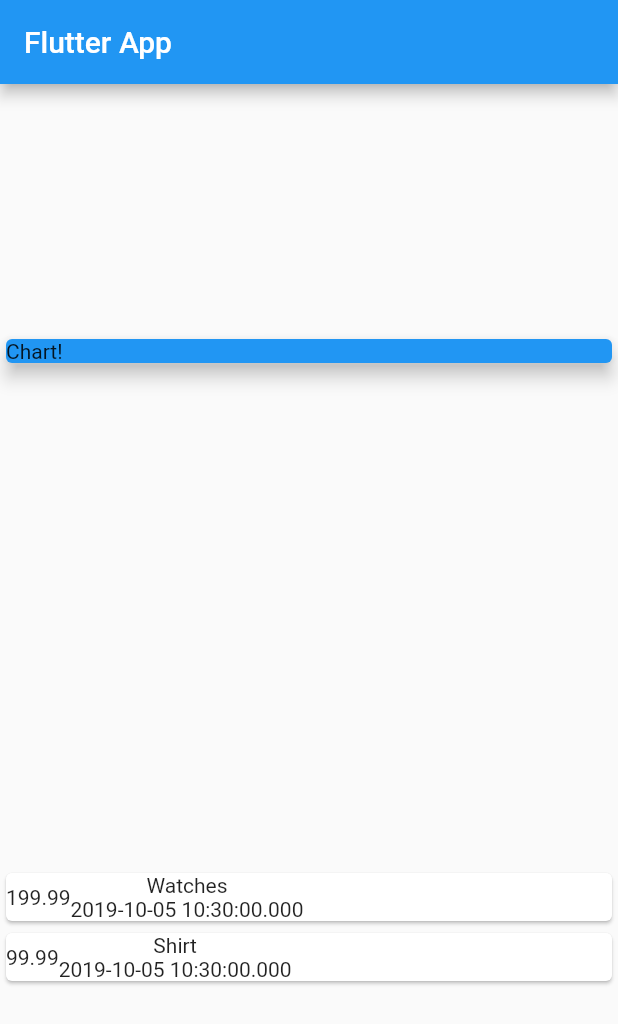
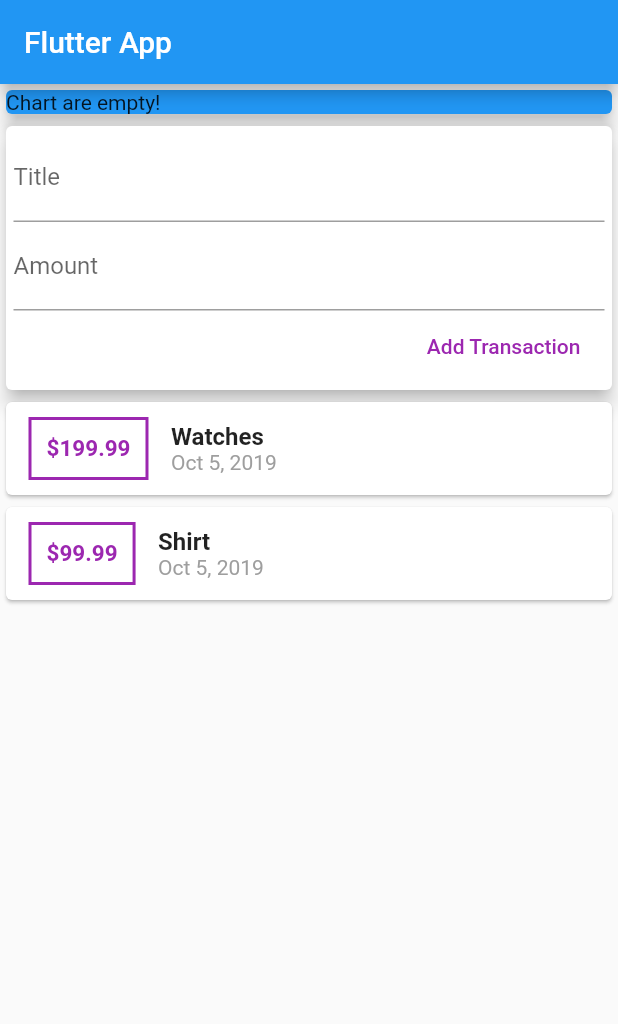
Before and after one commit to NitelPhyoe/Flutter-personal-expenses, a Flutter app: the screen it shows after launch, on a phone screen of 412 x 824 dp. Shown: the top 1024 px of the screen. Run offline on Flutter 3.47's test engine with Material 2 defaults, Android fonts, the phone set to English and light mode, and no system bars.

Commit message:
NIght Home Work ZZZ

```diff
--- a/lib/main.dart
+++ b/lib/main.dart
@@ -1,5 +1,5 @@
 import 'package:flutter/material.dart';
-import './transaction.dart';
+import './widgets/user_Transaction.dart';
 
 void main() => runApp(MyApp());
 
@@ -15,20 +15,8 @@ class MyApp extends StatelessWidget {
 }
 
 class MyHomePage extends StatelessWidget {
-  final List<Transaction> transactions = [
-    Transaction(
-      id: 't1',
-      title: 'Watches',
-      amount: 199.99,
-      date: DateTime.now(),
-    ),
-    Transaction(
-      id: 't2',
-      title: 'Shirt',
-      amount: 99.99,
-      date: DateTime.now(),
-    ),
-  ];
+  // String inputTitle;
+  // String inputAmount;
 
   @override
   Widget build(BuildContext context) {
@@ -37,36 +25,18 @@ class MyHomePage extends StatelessWidget {
         title: Text("Flutter App"),
       ),
       body: Column(
-        mainAxisAlignment: MainAxisAlignment.spaceAround,
+        //mainAxisAlignment: MainAxisAlignment.spaceAround,
         crossAxisAlignment: CrossAxisAlignment.stretch,
         children: <Widget>[
           Container(
             width: double.infinity,
             child: Card(
-              child: Text("Chart!"),
+              child: Text("Chart are empty!"),
               color: Colors.blue,
               elevation: 5,
             ),
           ),
-          Column(
-            children: transactions.map((tx) {
-              return Card(
-                child: Row(
-                  children: <Widget>[
-                    Container(
-                      child: Text(tx.amount.toString()),
-                    ),
-                    Column(
-                      children: <Widget>[
-                        Text(tx.title),
-                        Text(tx.date.toString()),
-                      ],
-                    ),
-                  ],
-                ),
-              );
-            }).toList(),
-          ),
+          UserTransactions(),
         ],
       ),
     );
--- /dev/null
+++ b/lib/widgets/new_Transaction.dart
@@ -0,0 +1,44 @@
+import 'package:flutter/material.dart';
+
+class NewTransaction extends StatelessWidget {
+  final Function nxT;
+  final titleController = TextEditingController();
+  final amountController = TextEditingController();
+  NewTransaction(this.nxT);
+  @override
+  Widget build(BuildContext context) {
+    return Card(
+      elevation: 5,
+      child: Container(
+        padding: EdgeInsets.all(5),
+        child: Column(
+          crossAxisAlignment: CrossAxisAlignment.end,
+          children: <Widget>[
+            TextField(
+              decoration: InputDecoration(labelText: 'Title'),
+              controller: titleController,
+              // onChanged: (val) {
+              //   inputTitle = val;
+              // },
+            ),
+            TextField(
+              decoration: InputDecoration(labelText: 'Amount'),
+              controller: amountController,
+              // onChanged: (val) => inputAmount = val,
+            ),
+            FlatButton(
+              child: Text('Add Transaction'),
+              textColor: Colors.purple,
+              onPressed: () {
+                nxT(
+                  titleController.text,
+                  double.parse(amountController.text),
+                );
+              },
+            )
+          ],
+        ),
+      ),
+    );
+  }
+}
--- /dev/null
+++ b/lib/widgets/transaction_list.dart
@@ -0,0 +1,59 @@
+import 'package:flutter/material.dart';
+import '../models/transaction.dart';
+import 'package:intl/intl.dart';
+
+class TransactionList extends StatelessWidget {
+  final List<Transaction> transactions;
+  TransactionList(this.transactions);
+  @override
+  Widget build(BuildContext context) {
+    return Column(
+      children: transactions.map((tx) {
+        return Card(
+          child: Row(
+            children: <Widget>[
+              Container(
+                margin: EdgeInsets.symmetric(
+                  vertical: 10,
+                  horizontal: 15,
+                ),
+                decoration: BoxDecoration(
+                    border: Border.all(
+                  color: Colors.purple,
+                  width: 2,
+                )),
+                padding: EdgeInsets.all(10),
+                child: Text(
+                  '\$${tx.amount}',
+                  style: TextStyle(
+                    fontWeight: FontWeight.bold,
+                    fontSize: 15,
+                    color: Colors.purple,
+                  ),
+                ),
+              ),
+              Column(
+                crossAxisAlignment: CrossAxisAlignment.start,
+                children: <Widget>[
+                  Text(
+                    tx.title,
+                    style: TextStyle(
+                      fontWeight: FontWeight.bold,
+                      fontSize: 16,
+                    ),
+                  ),
+                  Text(
+                    DateFormat.yMMMd().format(tx.date),
+                    style: TextStyle(
+                      color: Colors.grey,
+                    ),
+                  ),
+                ],
+              ),
+            ],
+          ),
+        );
+      }).toList(),
+    );
+  }
+}
--- /dev/null
+++ b/lib/widgets/user_Transaction.dart
@@ -0,0 +1,48 @@
+import 'package:flutter/material.dart';
+import './new_Transaction.dart';
+import './transaction_list.dart';
+import '../models/transaction.dart';
+
+class UserTransactions extends StatefulWidget {
+  @override
+  _UserTransactionsState createState() => _UserTransactionsState();
+}
+
+class _UserTransactionsState extends State<UserTransactions> {
+  final List<Transaction> _userTransactions = [
+    Transaction(
+      id: 't1',
+      title: 'Watches',
+      amount: 199.99,
+      date: DateTime.now(),
+    ),
+    Transaction(
+      id: 't2',
+      title: 'Shirt',
+      amount: 99.99,
+      date: DateTime.now(),
+    ),
+  ];
+
+  void _addNewTransaction(String nxTitle, double nxAmount) {
+    final nxTrans = new Transaction(
+      title: nxTitle,
+      amount: nxAmount,
+      date: DateTime.now(),
+      id: DateTime.now().toString(),
+    );
+    setState(() {
+      _userTransactions.add(nxTrans);
+    });
+  }
+
+  @override
+  Widget build(BuildContext context) {
+    return Column(
+      children: <Widget>[
+        NewTransaction(_addNewTransaction),
+        TransactionList(_userTransactions),
+      ],
+    );
+  }
+}
```
Also changed, not shown: pubspec.yaml (+40 -45 lines), lib/models/transaction.dart (renamed from lib/transaction.dart), pubspec.lock.
